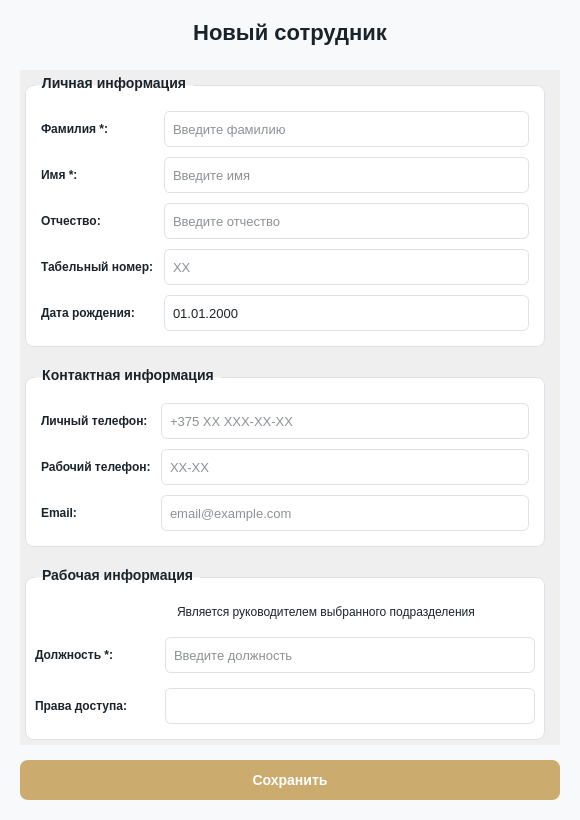
Old version of the form client/ui/system/employees/employee_dialog.ui in the repository lerakaplich/Documents.
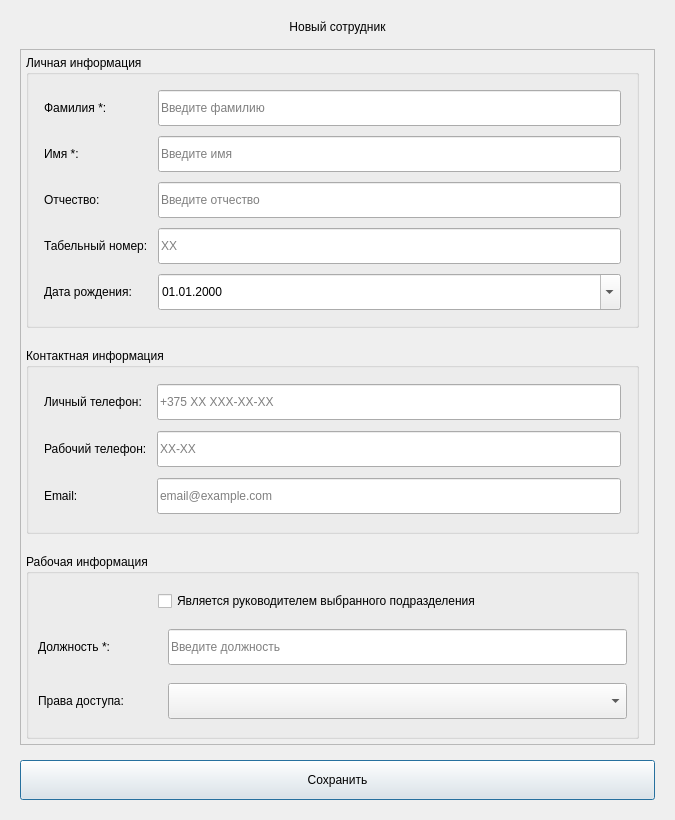
New version of the form. Icons and pictures are not drawn.

```diff
--- a/client/ui/system/employees/employee_dialog.ui
+++ b/client/ui/system/employees/employee_dialog.ui
@@ -6,20 +6,20 @@
    <rect>
     <x>0</x>
     <y>0</y>
-    <width>580</width>
+    <width>675</width>
     <height>820</height>
    </rect>
   </property>
   <property name="minimumSize">
    <size>
     <width>0</width>
-    <height>820</height>
+    <height>0</height>
    </size>
   </property>
   <property name="maximumSize">
    <size>
     <width>16777215</width>
-    <height>820</height>
+    <height>16777215</height>
    </size>
   </property>
   <property name="windowTitle">
@@ -31,10 +31,10 @@
  background-color: transparent;
 }
 QDialog {
-    background-color: #f8f9fa;
+    background-color: {BG_DIALOG};
 }
 QCheckBox {
-    color: #1B232A;
+    color: {TEXT_PRIMARY};
     spacing: 0px;
     font-size: 12px;
     background: transparent;
@@ -51,7 +51,7 @@
 }
 
 QScrollBar::vertical {
-    background: #F5F5F5;
+    background: {SCROLLBAR_BG};
     width: 8px;
     border-radius: 4px;
     margin: 0px;
@@ -59,7 +59,7 @@
 }
 
 QScrollBar::handle:vertical {
-    background: #C1C1C1;
+    background: {SCROLLBAR_HANDLE};
     border-radius: 4px;
     min-height: 20px;
 }
@@ -122,12 +122,12 @@
 
 /* ===== СТИЛИ ДЛЯ QComboBox ===== */
 QComboBox {
-    border: 1px solid #dee2e6;
+    border: 1px solid {BORDER_DEFAULT};
     border-radius: 6px;
     padding: 6px;
     padding-right: 30px;
-    background-color: white;
-    color: #1B232A;
+    background-color: {BG_INPUT};
+    color: {TEXT_PRIMARY};
     font-size: 13px;
     outline: none;
     min-height: 22px;
@@ -157,37 +157,37 @@
 
 QComboBox QAbstractItemView {
     border-radius: 6px;
-    background-color: white;
-    color: #1B232A;
+    background-color: {BG_CARD};
+    color: {TEXT_PRIMARY};
     padding: 4px;
     outline: none;
-    border: 1px solid #ccab6e;
+    border: 1px solid {ACCENT_PRIMARY};
 }
 
 QComboBox QAbstractItemView::item {
     padding: 8px;
-    color: #1B232A;
+    color: {TEXT_PRIMARY};
     border: none;
     outline: none;
 }
 
 QComboBox QAbstractItemView::item:hover {
-    background-color: #e3f2fd;
-    color: #1B232A;
+    background-color: {ACCENT_SELECTION_BG};
+    color: {TEXT_PRIMARY};
 }
 
 QComboBox QAbstractItemView::item:selected {
-    background-color: #e3f2fd;
-    color: #1B232A;
+    background-color: {ACCENT_SELECTION_BG};
+    color: {TEXT_PRIMARY};
 }
 
 /* ===== СТИЛИ ДЛЯ QDateEdit ===== */
 QDateEdit {
-    border: 1px solid #dee2e6;
+    border: 1px solid {BORDER_DEFAULT};
     border-radius: 6px;
     padding: 6px;
     padding-right: 30px;
-    background-color: white;
+    background-color: {BG_INPUT};
     color: #1B232A;
     font-size: 13px;
     outline: none;
@@ -218,10 +218,10 @@
 
 /* ===== СТИЛИ ДЛЯ QLineEdit ===== */
 QLineEdit {
-    border: 1px solid #dee2e6;
+    border: 1px solid {BORDER_DEFAULT};
     border-radius: 6px;
     padding: 6px;
-    background-color: white;
+    background-color: {BG_INPUT};
     color: #1B232A;
     font-size: 13px;
     min-height: 22px;
@@ -350,6 +350,187 @@
     color: white;
 }
 
+/* ===== СТИЛИ ДЛЯ QDateEdit (как у QComboBox) ===== */
+QDateEdit {
+    border: 1px solid {BORDER_DEFAULT};
+    border-radius: 6px;
+    padding: 6px;
+    padding-right: 30px;
+    background-color: {BG_INPUT};
+    color: {TEXT_PRIMARY};
+    font-size: 13px;
+    outline: none;
+    min-height: 22px;
+}
+
+QDateEdit:hover {
+    border-color: {ACCENT_PRIMARY};
+}
+
+QDateEdit:focus {
+    border: 2px solid {ACCENT_PRIMARY};
+}
+
+QDateEdit::drop-down {
+    subcontrol-origin: padding;
+    subcontrol-position: top right;
+    width: 30px;
+    border: none;
+}
+
+QDateEdit::down-arrow {
+    image: url({ICON_CALENDAR_PATH});
+    width: 18px;
+    height: 18px;
+    margin-right: 8px;
+}
+
+/* ===== СТИЛИ ДЛЯ QLineEdit (как у QComboBox) ===== */
+QLineEdit {
+    border: 1px solid {BORDER_DEFAULT};
+    border-radius: 6px;
+    padding: 6px;
+    background-color: {BG_INPUT};
+    color: {TEXT_PRIMARY};
+    font-size: 13px;
+    outline: none;
+    min-height: 22px;
+}
+
+QLineEdit:hover {
+    border-color: {ACCENT_PRIMARY};
+}
+
+QLineEdit:focus {
+    border: 2px solid {ACCENT_PRIMARY};
+}
+
+QLineEdit:disabled {
+    background-color: {BG_DIALOG};
+    color: {TEXT_SECONDARY};
+    border-color: {BORDER_DEFAULT};
+}
+
+QLineEdit[readOnly=&quot;true&quot;] {
+    background-color: {BG_DIALOG};
+    color: {TEXT_SECONDARY};
+}
+
+/* ===== СТИЛИ ДЛЯ КАЛЕНДАРЯ QCalendarWidget (без изменений) ===== */
+QCalendarWidget {
+    background-color: white;
+    border-radius: 8px;
+    border: 1px solid #CCAB6E;
+}
+
+QCalendarWidget QWidget#qt_calendar_navigationbar {
+    background-color: white;
+    color: #1B232A;
+    border-radius: 8px 8px 0 0;
+}
+
+QCalendarWidget QWidget {
+    background-color: white;
+    color: #1B232A;
+}
+
+QCalendarWidget QToolButton#qt_calendar_prevmonth,
+QCalendarWidget QToolButton#qt_calendar_nextmonth {
+    background-color: transparent;
+    color: #1B232A;
+    border: none;
+    border-radius: 4px;
+    padding: 4px 8px;
+    font-size: 16px;
+    font-weight: bold;
+}
+
+QCalendarWidget QToolButton#qt_calendar_prevmonth:hover,
+QCalendarWidget QToolButton#qt_calendar_nextmonth:hover {
+    background-color: #e3f2fd;
+}
+
+QCalendarWidget QToolButton#qt_calendar_monthbutton,
+QCalendarWidget QToolButton#qt_calendar_yearbutton {
+    background-color: white;
+    color: #1B232A;
+    border: none;
+    border-radius: 4px;
+    padding: 4px 12px;
+    font-weight: bold;
+}
+
+QCalendarWidget QToolButton#qt_calendar_monthbutton:hover,
+QCalendarWidget QToolButton#qt_calendar_yearbutton:hover {
+    background-color: #e3f2fd;
+}
+
+QCalendarWidget QMenu {
+    background-color: white;
+    border: 1px solid #CCAB6E;
+    border-radius: 6px;
+    color: #1B232A;
+}
+
+QCalendarWidget QMenu::item {
+    padding: 6px 20px;
+    border-radius: 4px;
+}
+
+QCalendarWidget QMenu::item:selected {
+    background-color: #e3f2fd;
+    color: #1B232A;
+}
+
+QCalendarWidget QWidget#qt_calendar_weekday {
+    color: white;
+    font-weight: bold;
+    background-color: #CCAB6E;
+    padding: 4px;
+}
+
+QCalendarWidget QToolButton#qt_calendar_day {
+    border: none;
+    border-radius: 4px;
+    padding: 4px;
+    color: #1B232A;
+    background-color: transparent;
+}
+
+QCalendarWidget QToolButton#qt_calendar_day:hover {
+    background-color: #e3f2fd;
+    color: #1B232A;
+}
+
+QCalendarWidget QToolButton#qt_calendar_day:checked {
+    background-color: #CCAB6E;
+    color: white;
+    border-radius: 4px;
+}
+
+QCalendarWidget QToolButton#qt_calendar_day:checked:hover {
+    background-color: #998664;
+}
+
+QCalendarWidget QToolButton#qt_calendar_day:disabled {
+    color: #B0B0B0;
+}
+
+QCalendarWidget QToolButton#qt_calendar_day[property=&quot;isToday&quot;] {
+    background-color: #D22730;
+    color: white;
+    border-radius: 4px;
+}
+
+QCalendarWidget QToolButton#qt_calendar_day[property=&quot;isToday&quot;]:hover {
+    background-color: #862633;
+}
+
+QCalendarWidget QToolButton#qt_calendar_day[property=&quot;isToday&quot;]:checked {
+    background-color: #CCAB6E;
+    color: white;
+}
+
 /* ===== СТИЛИ ДЛЯ КАЛЕНДАРЯ В ПОПАПЕ QDateEdit ===== */
 QDateEdit QCalendarWidget {
     background-color: white;
@@ -447,23 +628,23 @@
 QGroupBox {
     font-weight: bold;
     font-size: 14px;
-    border: 1px solid #dee2e6;
+    border: 1px solid {BORDER_DEFAULT};
     border-radius: 8px;
     margin-top: 10px;
     padding-top: 10px;
-    background-color: white;
+    background-color: {BG_CARD};
 }
 QGroupBox::title {
     subcontrol-origin: margin;
     left: 10px;
     padding: 0 5px 0 5px;
-    color: #1B232A;
+    color: {TEXT_PRIMARY};
 }
 
 /* ===== СТИЛИ ДЛЯ QPushButton (Сохранить) ===== */
 QPushButton#saveButton {
-    background-color: #ccab6e;
-    color: white;
+    background-color: {ACCENT_PRIMARY};
+    color: {TEXT_ON_ACCENT};
     border-radius: 8px;
     font-weight: bold;
     font-size: 14px;
@@ -495,7 +676,7 @@
    <item>
     <widget class="QLabel" name="titleLabel">
      <property name="styleSheet">
-      <string>font-size: 22px; font-weight: bold; color: #1B232A; margin-bottom: 10px;</string>
+      <string>font-size: 22px; font-weight: bold; color: {TEXT_PRIMARY}; margin-bottom: 10px;</string>
      </property>
      <property name="text">
       <string>Новый сотрудник</string>
@@ -586,7 +767,7 @@
        <rect>
         <x>0</x>
         <y>0</y>
-        <width>540</width>
+        <width>635</width>
         <height>670</height>
        </rect>
       </property>
@@ -608,6 +789,12 @@
        </property>
        <item>
         <widget class="QGroupBox" name="personalInfoGroup">
+         <property name="maximumSize">
+          <size>
+           <width>615</width>
+           <height>16777215</height>
+          </size>
+         </property>
          <property name="title">
           <string>Личная информация</string>
          </property>
@@ -630,7 +817,7 @@
           <item row="0" column="0">
            <widget class="QLabel" name="lastNameLabel">
             <property name="styleSheet">
-             <string>color: #1B232A; font-weight: 500;</string>
+             <string>color: {TEXT_PRIMARY}; font-weight: 500;</string>
             </property>
             <property name="text">
              <string>Фамилия *:</string>
@@ -659,7 +846,7 @@
           <item row="1" column="0">
            <widget class="QLabel" name="firstNameLabel">
             <property name="styleSheet">
-             <string>color: #1B232A; font-weight: 500;</string>
+             <string>color: {TEXT_PRIMARY}; font-weight: 500;</string>
             </property>
             <property name="text">
              <string>Имя *:</string>
@@ -688,7 +875,7 @@
           <item row="2" column="0">
            <widget class="QLabel" name="patronymicLabel">
             <property name="styleSheet">
-             <string>color: #1B232A; font-weight: 500;</string>
+             <string>color: {TEXT_PRIMARY}; font-weight: 500;</string>
             </property>
             <property name="text">
              <string>Отчество:</string>
@@ -717,7 +904,7 @@
           <item row="3" column="0">
            <widget class="QLabel" name="serviceNumberLabel">
             <property name="styleSheet">
-             <string>color: #1B232A; font-weight: 500;</string>
+             <string>color: {TEXT_PRIMARY}; font-weight: 500;</string>
             </property>
             <property name="text">
              <string>Табельный номер:</string>
@@ -746,7 +933,7 @@
           <item row="4" column="0">
            <widget class="QLabel" name="birthDateLabel">
             <property name="styleSheet">
-             <string>color: #1B232A; font-weight: 500;</string>
+             <string>color: {TEXT_PRIMARY}; font-weight: 500;</string>
             </property>
             <property name="text">
              <string>Дата рождения:</string>
@@ -780,6 +967,12 @@
        </item>
        <item>
         <widget class="QGroupBox" name="contactInfoGroup">
+         <property name="maximumSize">
+          <size>
+           <width>615</width>
+           <height>16777215</height>
+          </size>
+         </property>
          <property name="title">
           <string>Контактная информация</string>
          </property>
@@ -802,7 +995,7 @@
           <item row="2" column="0">
            <widget class="QLabel" name="emailLabel">
             <property name="styleSheet">
-             <string>color: #1B232A; font-weight: 500;</string>
+             <string>color: {TEXT_PRIMARY}; font-weight: 500;</string>
             </property>
             <property name="text">
              <string>Email:</string>
@@ -812,7 +1005,7 @@
           <item row="1" column="0">
            <widget class="QLabel" name="workPhoneLabel">
             <property name="styleSheet">
-             <string>color: #1B232A; font-weight: 500;</string>
+             <string>color: {TEXT_PRIMARY}; font-weight: 500;</string>
             </property>
             <property name="text">
              <string>Рабочий телефон:</string>
@@ -822,7 +1015,7 @@
           <item row="0" column="0">
            <widget class="QLabel" name="phoneLabel">
             <property name="styleSheet">
-             <string>color: #1B232A; font-weight: 500;</string>
+             <string>color: {TEXT_PRIMARY}; font-weight: 500;</string>
             </property>
             <property name="text">
              <string>Личный телефон:</string>
@@ -891,6 +1084,12 @@
        </item>
        <item>
         <widget class="QGroupBox" name="workInfoGroup">
+         <property name="maximumSize">
+          <size>
+           <width>615</width>
+           <height>16777215</height>
+          </size>
+         </property>
          <property name="title">
           <string>Рабочая информация</string>
          </property>
@@ -930,9 +1129,6 @@
                 <height>16777215</height>
                </size>
               </property>
-              <property name="styleSheet">
-               <string>spacing: 8px; color: #1B232A;</string>
-              </property>
               <property name="text">
                <string>Является руководителем выбранного подразделения</string>
               </property>
@@ -971,7 +1167,7 @@
                </size>
               </property>
               <property name="styleSheet">
-               <string>color: #1B232A; font-weight: 500;</string>
+               <string>color: {TEXT_PRIMARY}; font-weight: 500;</string>
               </property>
               <property name="text">
                <string>Должность *:</string>
@@ -1016,7 +1212,7 @@
                </size>
               </property>
               <property name="styleSheet">
-               <string>color: #1B232A; font-weight: 500;</string>
+               <string>color: {TEXT_PRIMARY}; font-weight: 500;</string>
               </property>
               <property name="text">
                <string>Права доступа:</string>
@@ -1038,7 +1234,7 @@
                </size>
               </property>
               <property name="styleSheet">
-               <string>border: 1px solid #dee2e6; border-radius: 6px; padding: 5px; background-color: white;</string>
+               <string>border: 1px solid {BORDER_DEFAULT}; border-radius: 6px; padding: 5px; background-color: {BG_INPUT};</string>
               </property>
              </widget>
             </item>
```
Left out of the diff: 20 changed lines with no effect on the pictures.
